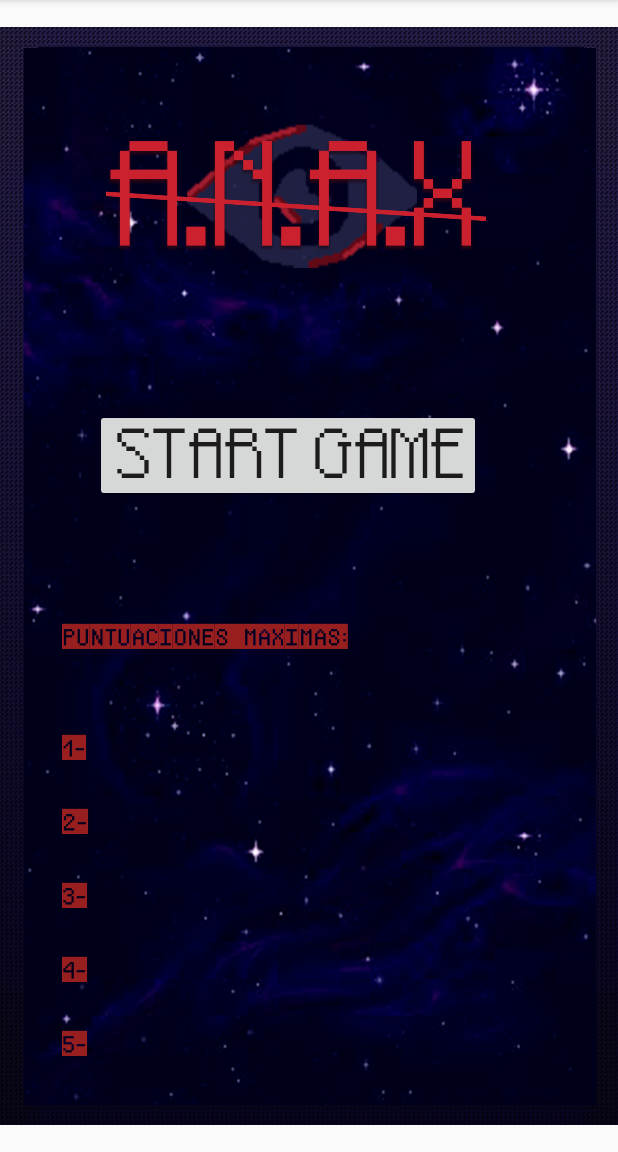
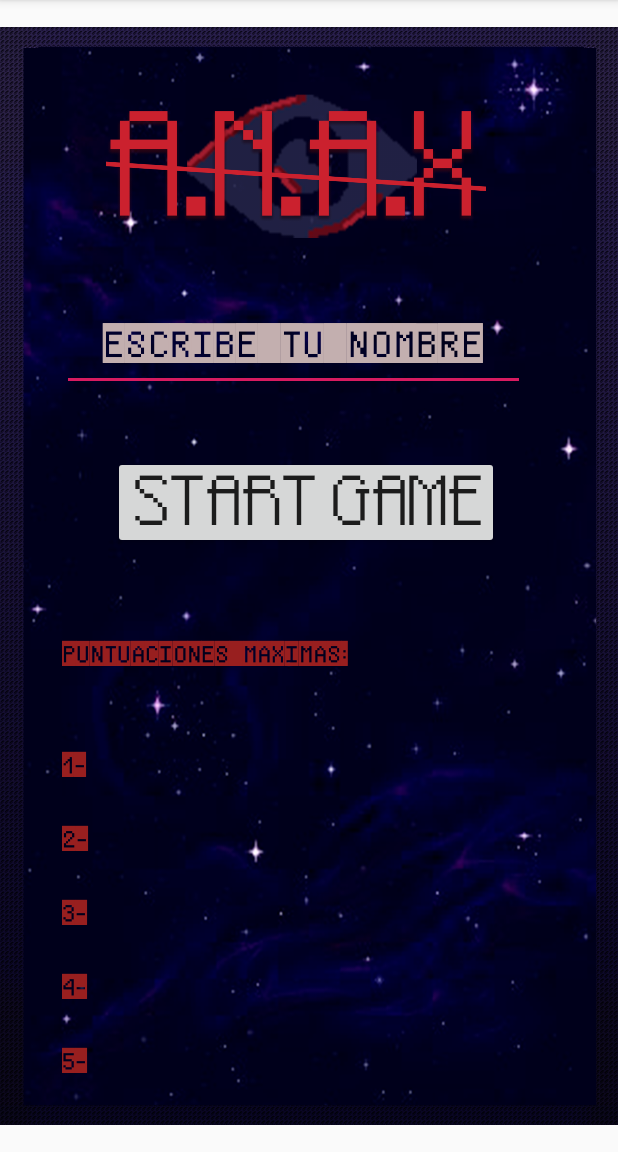
Before and after one commit to dakeXd/Anax_Game, an Android app: the MainActivity screen opened directly, with no data from a screen before it, on a phone screen of 412 x 824 dp, the part 84-1236 px from its top. Run offline under Robolectric (Android 15) with nearby library versions, the phone set to English and light mode, and no system bars.

Commit message:
Apartado para poner tu nombre en el juego

```diff
--- a/app/src/main/res/layout/activity_main.xml
+++ b/app/src/main/res/layout/activity_main.xml
@@ -28,7 +28,7 @@
         app:layout_constraintHorizontal_bias="0.55"
         app:layout_constraintStart_toStartOf="@+id/guideline3"
         app:layout_constraintTop_toTopOf="parent"
-        app:layout_constraintVertical_bias="0.120000005"
+        app:layout_constraintVertical_bias="0.09"
         app:srcCompat="@drawable/titulo_anax_2" />
 
     <Button
@@ -40,10 +40,10 @@
         android:textSize="24dp"
         app:layout_constraintBottom_toTopOf="@+id/guideline4"
         app:layout_constraintEnd_toEndOf="parent"
-        app:layout_constraintHorizontal_bias="0.409"
+        app:layout_constraintHorizontal_bias="0.487"
         app:layout_constraintStart_toStartOf="parent"
         app:layout_constraintTop_toBottomOf="@+id/imageView"
-        app:layout_constraintVertical_bias="0.179" />
+        app:layout_constraintVertical_bias="0.269" />
 
     <TextView
         android:id="@+id/textView_maxScore"
@@ -79,4 +79,22 @@
         android:layout_height="wrap_content"
         android:orientation="horizontal"
         app:layout_constraintGuide_percent="0.98" />
+
+    <EditText
+        android:id="@+id/et_nickname"
+        android:layout_width="0dp"
+        android:layout_height="wrap_content"
+        android:ems="10"
+        android:fontFamily="@font/Pixeland"
+        android:gravity="center"
+        android:hint="@string/hint_nickanme"
+        android:inputType="textPersonName"
+        android:textColorHint="#C3AFAF"
+        android:textSize="38dp"
+        app:layout_constraintBottom_toTopOf="@+id/button"
+        app:layout_constraintEnd_toStartOf="@+id/guideline2"
+        app:layout_constraintHorizontal_bias="1.0"
+        app:layout_constraintStart_toStartOf="@+id/guideline3"
+        app:layout_constraintTop_toBottomOf="@+id/imageView"
+        app:layout_constraintVertical_bias="0.469" />
 </android.support.constraint.ConstraintLayout>
--- a/app/src/main/res/values/strings.xml
+++ b/app/src/main/res/values/strings.xml
@@ -1,6 +1,7 @@
 <resources>
     <string name="app_name">A.N.A.X</string>
     <string name="title_activity_main">title</string>
+    F<string name="hint_nickanme">Escribe tu nombre</string>
     <string name="hello_world">Hello</string>
     <string name="pause">Game paused</string>
     <string name="start">Start game</string>
@@ -11,5 +12,5 @@
     <string name="menu_start">Main Menu</string>
     <string name="score">SCORE</string>
     <string name="max_scores">Puntuaciones maximas:\n\n\n1-\n\n2-\n\n3-\n\n4-\n\n5-</string>
-    <string name="stop">stop</string>
+    <string name="stop">stop</string>W
 </resources>
```
